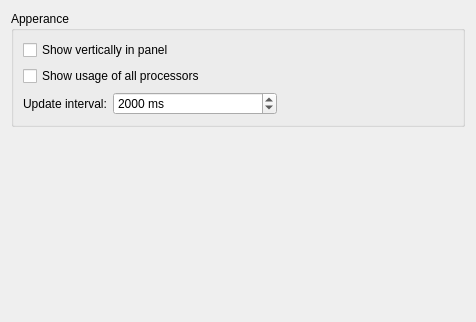
KDE/kdeplasma-addons, file applets/systemloadviewer/generalconfig.ui: the form before one commit.
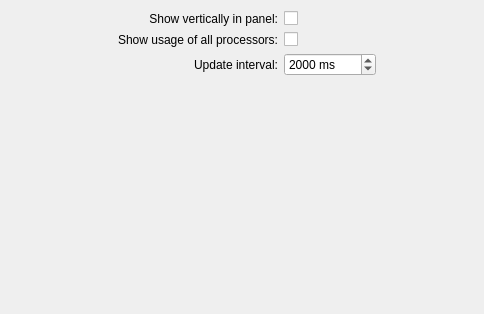
The form after the commit. Custom widgets are drawn as their Qt base class.

Commit message: Configuration UIs now look like other plasmoid confg UIs.

```diff
--- a/applets/systemloadviewer/generalconfig.ui
+++ b/applets/systemloadviewer/generalconfig.ui
@@ -1,65 +1,69 @@
 <ui version="4.0" >
  <class>generalConfig</class>
- <widget class="QWidget" name="generalConfig" >
-  <property name="geometry" >
+ <widget class="QWidget" name="generalConfig">
+  <property name="geometry">
    <rect>
     <x>0</x>
     <y>0</y>
-    <width>476</width>
-    <height>322</height>
+    <width>484</width>
+    <height>314</height>
    </rect>
   </property>
   <property name="windowTitle" >
    <string>General Config</string>
   </property>
-  <layout class="QVBoxLayout" name="verticalLayout" >
-   <item>
-    <widget class="QGroupBox" name="groupBox" >
-     <property name="title" >
-      <string>Apperance</string>
+  <layout class="QGridLayout" name="gridLayout">
+   <item row="0" column="0">
+    <widget class="QLabel" name="label">
+     <property name="text">
+      <string>Show vertically in panel:</string>
      </property>
-     <layout class="QGridLayout" name="gridLayout" >
-      <item row="0" column="0" colspan="4" >
-       <widget class="QCheckBox" name="chkIsVertical" >
-        <property name="text" >
-         <string>Show vertically in panel</string>
+     <property name="alignment">
+      <set>Qt::AlignRight|Qt::AlignTrailing|Qt::AlignVCenter</set>
         </property>
        </widget>
       </item>
-      <item row="1" column="0" colspan="4" >
-       <widget class="QCheckBox" name="chkShowAllProcessors" >
-        <property name="text" >
-         <string>Show usage of all processors</string>
+   <item row="0" column="1">
+    <widget class="QCheckBox" name="chkIsVertical">
+     <property name="text">
+      <string/>
         </property>
        </widget>
       </item>
-      <item row="2" column="0" >
-       <widget class="QLabel" name="label_2" >
-        <property name="text" >
+   <item row="1" column="0">
+    <widget class="QLabel" name="label_3">
+     <property name="text">
+      <string>Show usage of all processors:</string>
+     </property>
+     <property name="alignment">
+      <set>Qt::AlignRight|Qt::AlignTrailing|Qt::AlignVCenter</set>
+     </property>
+    </widget>
+   </item>
+   <item row="1" column="1">
+    <widget class="QCheckBox" name="chkShowAllProcessors">
+     <property name="text">
+      <string/>
+     </property>
+    </widget>
+   </item>
+   <item row="2" column="0">
+    <widget class="QLabel" name="label_2">
+     <property name="text">
          <string>Update interval:</string>
         </property>
-       </widget>
-      </item>
-      <item row="2" column="2" >
-       <spacer name="horizontalSpacer" >
-        <property name="orientation" >
+     <property name="alignment">
+      <set>Qt::AlignRight|Qt::AlignTrailing|Qt::AlignVCenter</set>
+     </property>
+    </widget>
+   </item>
+   <item row="2" column="1">
+    <widget class="QSplitter" name="splitter">
+     <property name="orientation">
          <enum>Qt::Horizontal</enum>
         </property>
-        <property name="sizeHint" stdset="0" >
-         <size>
-          <width>40</width>
-          <height>20</height>
-         </size>
-        </property>
-       </spacer>
-      </item>
-      <item row="2" column="1" >
-       <widget class="QSplitter" name="splitter" >
-        <property name="orientation" >
-         <enum>Qt::Horizontal</enum>
-        </property>
-        <widget class="KIntSpinBox" name="spbxUpdateInterval" >
-         <property name="suffix" >
+     <widget class="KIntSpinBox" name="spbxUpdateInterval">
+      <property name="suffix">
           <string> ms</string>
          </property>
          <property name="minimum" >
@@ -77,12 +81,22 @@
         </widget>
        </widget>
       </item>
-     </layout>
-    </widget>
+   <item row="2" column="2">
+    <spacer name="horizontalSpacer">
+     <property name="orientation">
+      <enum>Qt::Horizontal</enum>
+     </property>
+     <property name="sizeHint" stdset="0">
+      <size>
+       <width>97</width>
+       <height>17</height>
+      </size>
+     </property>
+    </spacer>
    </item>
-   <item>
-    <spacer name="verticalSpacer_2" >
-     <property name="orientation" >
+   <item row="3" column="0">
+    <spacer name="verticalSpacer_2">
+     <property name="orientation">
       <enum>Qt::Vertical</enum>
      </property>
      <property name="sizeHint" stdset="0" >
```
Left out of the diff: 15 changed lines with no effect on the pictures. Lines whose indentation alone changed are shown as unchanged. The commit also changes 1 other file.
